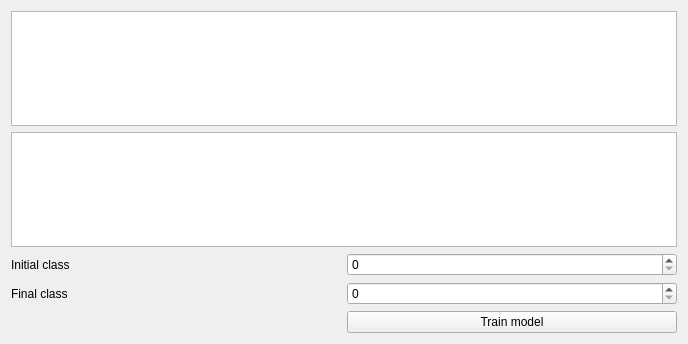
nextgis/qgis_molusce, file ui/multicriteriaevaluationwidgetbase.ui: the form before one commit.
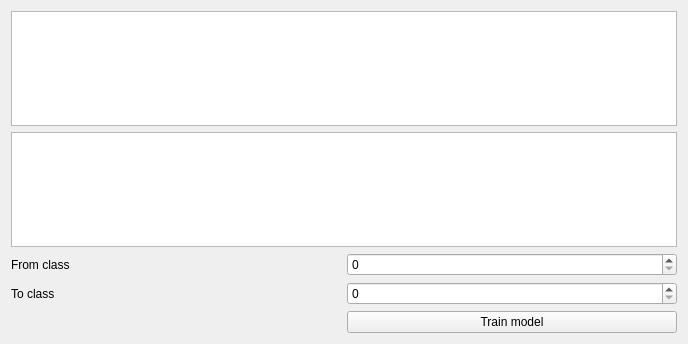
The form after the commit. Custom widgets are drawn as their Qt base class.

Diff of the .ui file:
```diff
--- a/ui/multicriteriaevaluationwidgetbase.ui
+++ b/ui/multicriteriaevaluationwidgetbase.ui
@@ -23,7 +23,7 @@
    <item row="2" column="0">
     <widget class="QLabel" name="label">
      <property name="text">
-      <string>Initial class</string>
+      <string>From class</string>
      </property>
     </widget>
    </item>
@@ -33,7 +33,7 @@
    <item row="3" column="0">
     <widget class="QLabel" name="label_2">
      <property name="text">
-      <string>Final class</string>
+      <string>To class</string>
      </property>
     </widget>
    </item>
```
